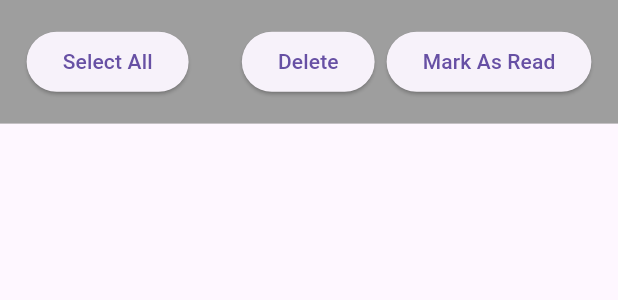
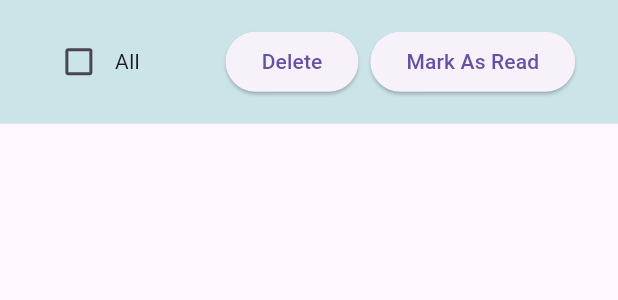
Before and after one commit to Zihadul-Islam-Fahim/notification_panel, a Flutter app: what bottomContainer() shows on an empty page, opened directly, on a phone screen of 412 x 824 dp. Shown: the top 300 px of the screen. Run offline on Flutter 3.47's test engine with Material 3 defaults, Android fonts, the phone set to English and light mode, and no system bars; our stand-ins replace badges, get; network calls fail.

Commit message:
initial commit

```diff
--- a/lib/ui/widgets/bottom_container.dart
+++ b/lib/ui/widgets/bottom_container.dart
@@ -6,18 +6,24 @@ Container bottomContainer(NotificationController controller) {
   return Container(
     height: Get.height * 0.1,
     width: Get.width,
-    color: Colors.grey.shade500,
+    color: Colors.teal.withOpacity(0.2),
     child: Row(
       mainAxisAlignment: MainAxisAlignment.spaceAround,
       children: [
-        ElevatedButton(
-          onPressed: () {
-            controller.selectAll(controller.notificationList.length);
-          },
-          child: const Text(
-            'Select All',
-
-          ),
+        Row(
+          mainAxisSize: MainAxisSize.min,
+          mainAxisAlignment: MainAxisAlignment.start,
+          children: [
+            Checkbox(
+              value: controller.allSelected,
+              onChanged: (value) {
+                controller.selectAll(controller.notificationList.length);
+              },
+            ),
+            const Text(
+              'All',
+            ),
+          ],
         ),
         Row(
           children: [
@@ -29,8 +35,7 @@ Container bottomContainer(NotificationController controller) {
                 );
 
                 if (result) {
-                  Get.snackbar('Deleted',
-                      'Selected items Deleted',
+                  Get.snackbar('Deleted', 'Selected items Deleted',
                       backgroundColor: Colors.green);
                 } else {
                   Get.snackbar('Failed ', 'Marked as read Failed',
@@ -49,8 +54,7 @@ Container bottomContainer(NotificationController controller) {
                 final bool result = await controller.updateNotification(
                     controller.selectedNotificationsId, "Read");
                 if (result) {
-                  Get.snackbar('Read As Marked',
-                      'Selected items Marked',
+                  Get.snackbar('Read As Marked', 'Selected items Marked',
                       backgroundColor: Colors.green);
                 } else {
                   Get.snackbar('Failed ', 'Read As Marked Failed',
@@ -59,7 +63,6 @@ Container bottomContainer(NotificationController controller) {
               },
               child: const Text(
                 'Mark As Read',
-
               ),
             ),
           ],
```
Also changed, not shown: lib/controller_binder.dart (+4 -3 lines), lib/controllers/notification_controller.dart (+8 -9 lines), lib/controllers/scroll_controller.dart (added, +28 -0 lines), lib/main.dart (+3 -4 lines), lib/ui/home_page.dart (+14 -12 lines), lib/ui/notification_page.dart (+27 -0 lines), lib/ui/widgets/notification_listtile.dart (+17 -7 lines).
